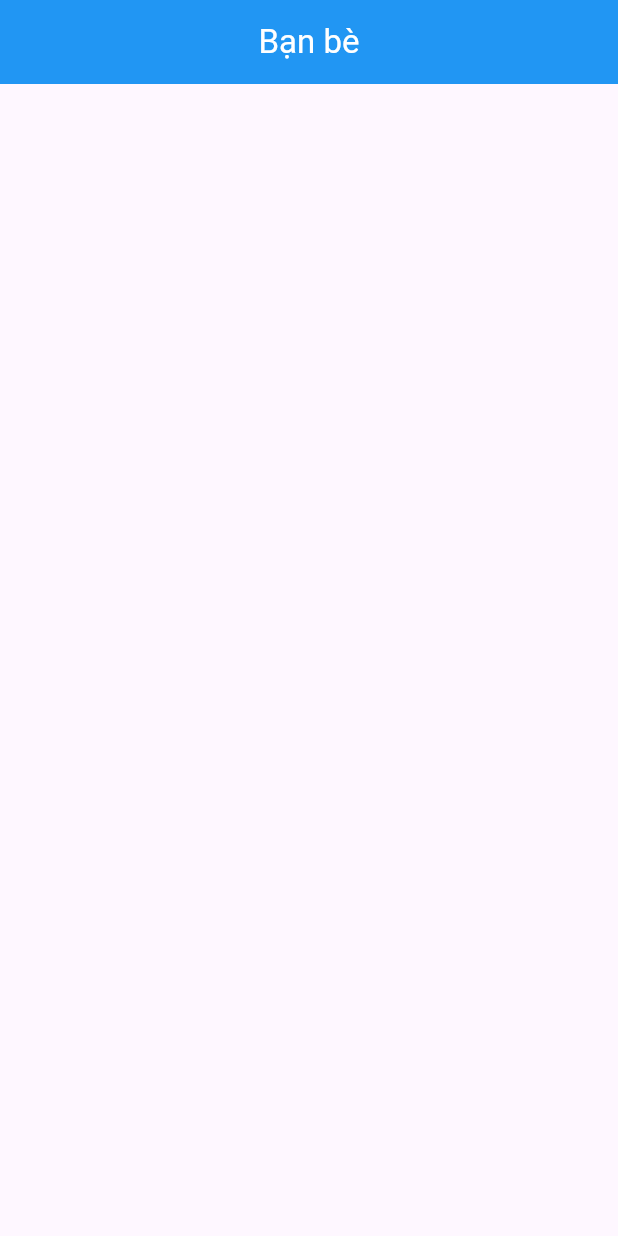
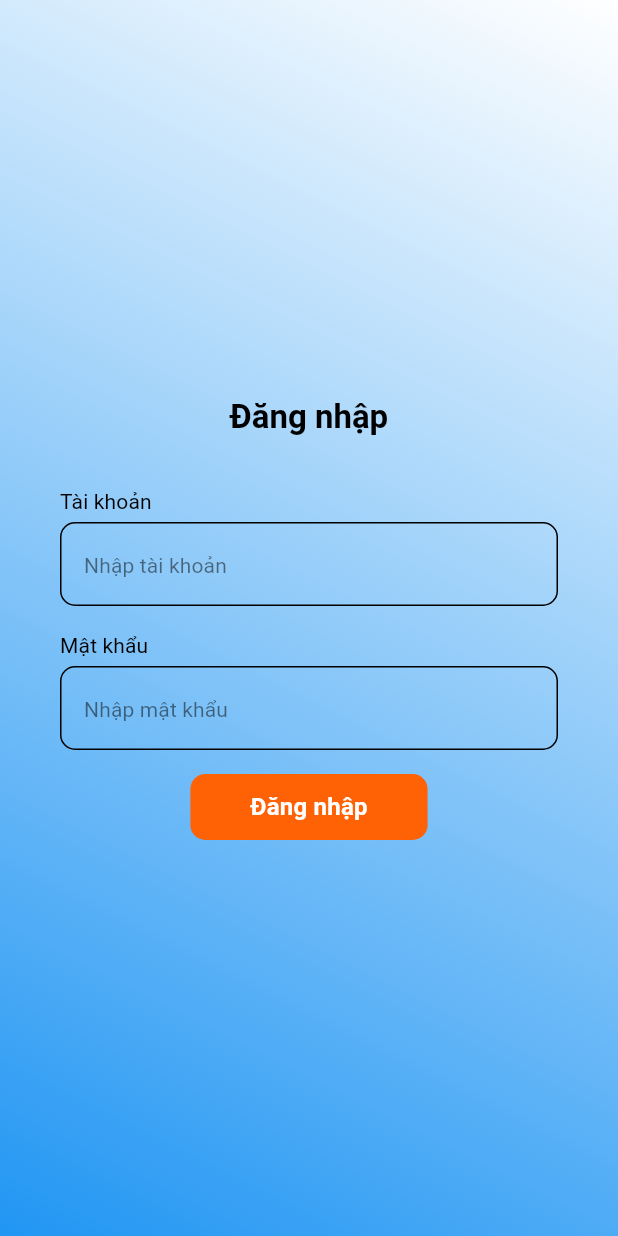
Before and after one commit to quynhntph04960/all_in_one, a Flutter app: the screen it shows after launch, on a phone screen of 412 x 824 dp. Run offline on Flutter 3.47's test engine with Material 3 defaults, Android fonts, the phone set to English and light mode, and no system bars; our stand-ins replace cloud_firestore, equatable, firebase_core, firebase_database, flutter_bloc; accounts and stored records are empty.

Commit message:
commit push login

```diff
--- /dev/null
+++ b/lib/base/widget/button_widget.dart
@@ -0,0 +1,137 @@
+import 'package:all_in_one/base/configs_app/app_colors.dart';
+import 'package:all_in_one/base/extension/build_context_ext.dart';
+import 'package:flutter/material.dart';
+
+import '../utils/common_function.dart';
+
+class ButtonWidget extends StatefulWidget {
+  final Widget? subWidget;
+  final EdgeInsetsGeometry? padding, margin;
+  final double? width, height;
+  final Function()? onClickButton;
+  final AlignmentGeometry? alignment;
+  final Decoration? decoration;
+
+  const ButtonWidget({
+    super.key,
+    required this.onClickButton,
+    this.width,
+    this.height,
+    this.margin,
+    this.decoration,
+    this.subWidget,
+    this.alignment,
+    this.padding,
+  });
+
+  // factory ButtonWidget.custom({
+  //   final Widget? subWidget,
+  //   final EdgeInsetsGeometry? padding,
+  //   final EdgeInsetsGeometry? margin,
+  //   final double? width,
+  //   final double? height,
+  //   final Function()? onClickButton,
+  //   final AlignmentGeometry? alignment,
+  //   final Decoration? decoration,
+  // }) {
+  //   return ButtonWidget(
+  //     onClickButton: onClickButton,
+  //     width: width,
+  //     height: height,
+  //     margin: margin,
+  //     decoration: decoration,
+  //     subWidget: subWidget,
+  //     alignment: alignment,
+  //     padding: padding,
+  //   );
+  // }
+
+  factory ButtonWidget.basic({
+    final Widget? subWidget,
+    final EdgeInsetsGeometry? padding,
+    final EdgeInsetsGeometry? margin,
+    final double? width,
+    final double? height,
+    required final Function()? onClickButton,
+    final AlignmentGeometry? alignment,
+    final Decoration? decoration,
+    final Color? colorBackground,
+    required final String title,
+  }) {
+    return ButtonWidget(
+      onClickButton: onClickButton,
+      width: width,
+      height: height,
+      margin: margin,
+      decoration: decoration ??
+          BoxDecoration(
+            color: colorBackground ?? appColors.colorFF6105,
+            borderRadius: BorderRadius.circular(10),
+          ),
+      subWidget: Text(
+        title,
+        style: mainGlobalKey.currentContext!.themeTitleText.copyWith(
+          color: Colors.white,
+        ),
+      ),
+      alignment: alignment,
+      padding: padding ??
+          const EdgeInsets.symmetric(
+            vertical: 10,
+            horizontal: 40,
+          ),
+    );
+  }
+
+  @override
+  State<ButtonWidget> createState() => _ButtonWidgetState();
+}
+
+class _ButtonWidgetState extends State<ButtonWidget> {
+  bool isClick = true;
+
+  @override
+  Widget build(BuildContext context) {
+    return InkWell(
+      onTap: () async {
+        if (!isClick || isNullOrEmpty(widget.onClickButton)) return;
+
+        setState(() {
+          isClick = false;
+        });
+
+        try {
+          await widget.onClickButton?.call();
+        } finally {
+          // Sau khi hoàn tất hành động, bật lại để có thể nhấn tiếp
+          setState(() {
+            isClick = true;
+          });
+        }
+      },
+
+      // Màu của hiệu ứng khi được nhấn
+      splashColor: Colors.blue.withOpacity(0.5),
+      // Đặt highlightColor thành màu trong suốt
+      highlightColor: Colors.grey.withOpacity(0.5),
+      hoverColor: Colors.grey.withOpacity(0.5),
+      overlayColor:
+          WidgetStateProperty.resolveWith<Color>((Set<WidgetState> states) {
+        if (states.contains(WidgetState.pressed)) {
+          return Colors.grey.withOpacity(0.5);
+        }
+        // Thực hiện mặc định cho các trạng thái khác
+        return Colors.transparent;
+      }),
+      child: Container(
+        alignment: widget.alignment,
+        padding: widget.padding,
+        margin: widget.margin,
+        width: widget.width,
+        height: widget.height,
+        decoration: widget.decoration,
+        child: widget.subWidget,
+      ),
+    );
+  }
+}
--- /dev/null
+++ b/lib/base/widget/input_widget.dart
@@ -0,0 +1,167 @@
+import 'package:all_in_one/base/extension/build_context_ext.dart';
+import 'package:flutter/material.dart';
+import 'package:flutter/services.dart';
+
+class InputWidget extends StatefulWidget {
+  final TextEditingController? controller;
+  final TextFieldIconEnum? typeFieldIcon;
+  final String? hintText;
+  final String? labelText;
+  final String? prefixText;
+  final int? maxLines, maxLength, minLines;
+  final Widget? suffixIcon, prefixIcon, suffix, prefix;
+  final TextInputAction? textInputAction;
+  final FormFieldValidator<String>? validator;
+  final InputBorder? border;
+  final TextStyle? hintStyle, labelStyle, textStyle, prefixStyle;
+  final EdgeInsetsGeometry? contentPadding;
+  final TextInputType? keyboardType;
+  final List<TextInputFormatter>? inputFormatters;
+  final ValueChanged<String>? onChanged, onFieldSubmitted;
+  final GestureTapCallback? onTap;
+  final bool? filled, isDense, isRequired;
+  final bool autofocus;
+  final bool enabled;
+  final Color? fillColor;
+  final TextAlign textAlign;
+  final FocusNode? focusNode;
+  final InputDecoration? inputDecoration;
+
+  const InputWidget({
+    super.key,
+    this.inputDecoration,
+    this.autofocus = false,
+    this.suffix,
+    this.prefix,
+    this.focusNode,
+    this.isDense,
+    this.fillColor,
+    this.filled,
+    this.onFieldSubmitted,
+    this.prefixStyle,
+    this.onChanged,
+    this.onTap,
+    this.inputFormatters,
+    this.keyboardType,
+    this.contentPadding,
+    this.textStyle,
+    this.hintStyle,
+    this.labelStyle,
+    this.controller,
+    this.hintText,
+    this.maxLines,
+    this.maxLength,
+    this.suffixIcon,
+    this.enabled = true,
+    this.minLines,
+    this.prefixIcon,
+    this.labelText,
+    this.prefixText,
+    this.isRequired,
+    this.textInputAction,
+    this.textAlign = TextAlign.start,
+    this.validator,
+    this.border,
+    this.typeFieldIcon = TextFieldIconEnum.typeDefault,
+  });
+
+  @override
+  State<InputWidget> createState() => _InputWidgetState();
+}
+
+class _InputWidgetState extends State<InputWidget> {
+  bool isCheckPassword = true;
+
+  @override
+  Widget build(BuildContext context) {
+    return Column(
+      crossAxisAlignment: CrossAxisAlignment.start,
+      children: [
+        Visibility(
+          visible: widget.labelText != null,
+          child: Padding(
+            padding: const EdgeInsets.only(bottom: 4),
+            child: RichText(
+              text: TextSpan(
+                text: widget.labelText,
+                style: widget.labelStyle ??
+                    context.themeConfigs.inputDecorationTheme.labelStyle,
+                children: [
+                  TextSpan(
+                    text: widget.isRequired == true ? "*" : "",
+                    style: context.themeConfigs.inputDecorationTheme.labelStyle
+                        ?.copyWith(color: Colors.red),
+                  ),
+                ],
+              ),
+            ),
+          ),
+        ),
+        TextFormField(
+          controller: widget.controller,
+          validator: widget.validator,
+          style: widget.textStyle,
+          keyboardType: widget.keyboardType,
+          autofocus: widget.autofocus,
+          inputFormatters: widget.inputFormatters,
+          onChanged: widget.onChanged,
+          onTap: widget.onTap,
+          focusNode: widget.focusNode,
+          onFieldSubmitted: widget.onFieldSubmitted,
+          textAlign: widget.textAlign,
+          textInputAction: widget.textInputAction,
+          maxLines: widget.maxLines,
+          minLines: widget.minLines,
+          maxLength: widget.maxLength,
+          obscureText: widget.typeFieldIcon == TextFieldIconEnum.typePassword
+              ? isCheckPassword
+              : false,
+          decoration: widget.inputDecoration ??
+              InputDecoration(
+                // filled = true để cách vào trong 1 khoảng nhất định
+                filled: widget.enabled == false ? true : widget.filled,
+                isDense: widget.isDense,
+                //filled = true thì fillColor mới có màu
+                fillColor: widget.fillColor,
+                counterText: "",
+                enabled: widget.enabled,
+                hoverColor: Colors.blue,
+                focusColor: Colors.blue,
+                contentPadding: widget.contentPadding,
+                hintText: widget.hintText,
+                hintStyle: widget.hintStyle,
+                isCollapsed: false,
+                suffix: widget.suffix,
+                prefix: widget.prefix,
+                border: widget.border,
+                errorBorder: widget.border,
+                focusedErrorBorder: widget.border,
+                enabledBorder: widget.border,
+                disabledBorder: widget.border,
+                focusedBorder: widget.border,
+                prefixStyle: widget.prefixStyle,
+                prefixIcon: widget.prefixIcon,
+                prefixText: widget.prefixText,
+                suffixIcon:
+                    widget.typeFieldIcon == TextFieldIconEnum.typePassword
+                        ? GestureDetector(
+                            onTap: () {
+                              isCheckPassword = !isCheckPassword;
+                              setState(() {});
+                            },
+                            child: Icon(
+                              isCheckPassword
+                                  ? Icons.remove_red_eye
+                                  : Icons.visibility_off_sharp,
+                              // color: Colors.grey,
+                            ),
+                          )
+                        : widget.suffixIcon,
+              ),
+        ),
+      ],
+    );
+  }
+}
+
+enum TextFieldIconEnum { typePassword, typeDefault }
--- a/lib/chat/list_user/list_user_page.dart
+++ b/lib/chat/presentation/list_user/list_user_page.dart
@@ -16,8 +16,9 @@ class _ListUserPageState extends State<ListUserPage> {
   void initState() {
     // TODO: implement initState
     super.initState();
-
-    final db = FirebaseDatabase.instance.ref().child("chat/list_user");
+    final firebase = FirebaseDatabase.instance.ref();
+    final db = firebase.child("chat/list_user");
+    // final db3 = FirebaseDatabase.instance.ref().child("chat/message").set({});
     db.onValue.listen((event) {
       final snapshot = event.snapshot.value as Map<dynamic, dynamic>;
       snapshot.forEach((key, value) {
@@ -35,7 +36,7 @@ class _ListUserPageState extends State<ListUserPage> {
   Widget build(BuildContext context) {
     return Scaffold(
       appBar: AppBar(
-        title: const Text("Bạn bè"),
+        title: const Text("Người dùng"),
       ),
       body: ListView.builder(
         itemCount: listUsers.length,
--- /dev/null
+++ b/lib/domain/entities/user_entities.dart
@@ -0,0 +1,21 @@
+class UserEntities {
+  String? name;
+  String? avatar;
+  String? account;
+
+  UserEntities({this.name, this.avatar, this.account});
+
+  UserEntities.fromJson(Map<String, dynamic> json) {
+    name = json['name'];
+    avatar = json['avatar'];
+    account = json['account'];
+  }
+
+  Map<String, dynamic> toJson() {
+    final Map<String, dynamic> data = new Map<String, dynamic>();
+    data['name'] = this.name;
+    data['avatar'] = this.avatar;
+    data['account'] = this.account;
+    return data;
+  }
+}
--- a/lib/main.dart
+++ b/lib/main.dart
@@ -1,7 +1,8 @@
-import 'package:all_in_one/chat/list_user/list_user_page.dart';
+import 'package:all_in_one/base/extension/build_context_ext.dart';
 import 'package:flutter/material.dart';
 
-import 'chat/firebase_options.dart';
+import 'di/firebase_options.dart';
+import 'presentation/login/login_page.dart';
 
 Future<void> main() async {
   WidgetsFlutterBinding.ensureInitialized();
@@ -16,15 +17,45 @@
   // This widget is the root of your application.
   @override
   Widget build(BuildContext context) {
+    final border = OutlineInputBorder(
+      borderRadius: BorderRadius.circular(10),
+    );
     return MaterialApp(
       theme: ThemeData(
-        appBarTheme: AppBarTheme(
+        primaryColor: Colors.blue,
+        appBarTheme: const AppBarTheme(
           centerTitle: true,
           backgroundColor: Colors.blue,
           foregroundColor: Colors.white,
+          iconTheme: IconThemeData(color: Colors.white),
+          actionsIconTheme: IconThemeData(color: Colors.white),
+        ),
+        iconTheme: const IconThemeData(color: Colors.black),
+        scaffoldBackgroundColor: Colors.white,
+        inputDecorationTheme: InputDecorationTheme(
+          border: border,
+          errorBorder: border,
+          focusedErrorBorder: border,
+          enabledBorder: border,
+          disabledBorder: border,
+          focusedBorder: border,
+          iconColor: Colors.black,
+          suffixIconColor: Colors.black,
+          prefixIconColor: Colors.black,
+          hintStyle: context.themeDefaultText.copyWith(
+            color: Colors.black.withOpacity(0.5),
+          ),
+          labelStyle: context.themeDefaultText,
+        ),
+        textTheme: TextTheme(
+          titleLarge: context.themeHeaderText,
+          titleMedium: context.themeTitleText,
+          titleSmall: context.themeDefaultText,
+          labelMedium: context.themeSubText,
         ),
       ),
-      home: ListUserPage(),
+      navigatorKey: mainGlobalKey,
+      home: const LoginPage(),
     );
   }
 }
--- /dev/null
+++ b/lib/presentation/login/login_cubit.dart
@@ -0,0 +1,47 @@
+import 'dart:developer';
+
+import 'package:all_in_one/base/service/firebase_service.dart';
+import 'package:all_in_one/base/utils/common_function.dart';
+import 'package:all_in_one/base/utils/common_navigator.dart';
+import 'package:all_in_one/chat/presentation/list_user/list_user_page.dart';
+import 'package:all_in_one/domain/entities/user_entities.dart';
+import 'package:equatable/equatable.dart';
+import 'package:flutter/material.dart';
+import 'package:flutter_bloc/flutter_bloc.dart';
+
+// danh sách người dụng trong hệ thống
+final List<UserEntities> listUserSystem = [];
+
+class LoginCubit extends Cubit<LoginState> {
+  LoginCubit() : super(const LoginState());
+
+  Future initialize() async {
+    listUserSystem.addAll(await firebaseService.getListUserSystem());
+  }
+
+  Future login(String account, String password, BuildContext context) async {
+    final dataSearch = listUserSystem.firstWhere(
+      (e) => e.account == account,
+      orElse: () => UserEntities(),
+    );
+    if (isNullOrEmpty(dataSearch.name)) {
+      final user = UserEntities(
+        name: account,
+        account: account,
+        avatar: linkTest,
+      );
+      await firebaseService.createAccount(user);
+      log("Đăng ký thành công");
+    }
+    if (context.mounted) {
+      pushPage(context, const ListUserPage());
+    }
+  }
+}
+
+class LoginState extends Equatable {
+  const LoginState();
+
+  @override
+  List<Object?> get props => [];
+}
--- /dev/null
+++ b/lib/presentation/login/login_page.dart
@@ -0,0 +1,80 @@
+import 'package:all_in_one/base/extension/build_context_ext.dart';
+import 'package:all_in_one/base/widget/button_widget.dart';
+import 'package:all_in_one/base/widget/input_widget.dart';
+import 'package:flutter/material.dart';
+import 'package:flutter_bloc/flutter_bloc.dart';
+
+import 'login_cubit.dart';
+
+class LoginPage extends StatefulWidget {
+  const LoginPage({super.key});
+
+  @override
+  State<LoginPage> createState() => _LoginPageState();
+}
+
+class _LoginPageState extends State<LoginPage> {
+  final accountController = TextEditingController();
+  final passwordController = TextEditingController();
+  final _cubit = LoginCubit();
+
+  @override
+  void initState() {
+    _cubit.initialize();
+
+    // TODO: implement initState
+    super.initState();
+  }
+
+  @override
+  Widget build(BuildContext context) {
+    return Scaffold(
+      body: Container(
+        decoration: const BoxDecoration(
+          gradient: LinearGradient(
+            colors: [Colors.white, Colors.blue],
+            begin: Alignment.topRight,
+            end: Alignment.bottomLeft,
+          ),
+        ),
+        padding: const EdgeInsets.all(40),
+        child: BlocBuilder<LoginCubit, LoginState>(
+          bloc: _cubit,
+          builder: (context, state) {
+            return Column(
+              crossAxisAlignment: CrossAxisAlignment.center,
+              mainAxisAlignment: MainAxisAlignment.center,
+              children: [
+                Text("Đăng nhập", style: context.themeHeaderText),
+                const SizedBox(height: 16),
+                const SizedBox(height: 16),
+                InputWidget(
+                  controller: accountController,
+                  labelText: "Tài khoản",
+                  hintText: "Nhập tài khoản",
+                ),
+                const SizedBox(height: 16),
+                InputWidget(
+                  controller: passwordController,
+                  labelText: "Mật khẩu",
+                  hintText: "Nhập mật khẩu",
+                ),
+                const SizedBox(height: 16),
+                ButtonWidget.basic(
+                  title: "Đăng nhập",
+                  onClickButton: () async {
+                    await _cubit.login(
+                      accountController.text,
+                      passwordController.text,
+                      context,
+                    );
+                  },
+                )
+              ],
+            );
+          },
+        ),
+      ),
+    );
+  }
+}
```
Also changed, not shown: lib/base/configs_app/app_colors.dart (added, +13 -0 lines), lib/base/configs_app/app_constant.dart (added, +12 -0 lines), lib/base/configs_app/app_text_style.dart (added, +14 -0 lines), lib/base/extension/build_context_ext.dart (added, +82 -0 lines), lib/base/service/firebase_service.dart (added, +34 -0 lines), lib/base/utils/common_navigator.dart (added, +37 -0 lines), pubspec.yaml (+7 -0 lines), lib/di/firebase_options.dart (renamed from lib/chat/firebase_options.dart), lib/di/json_demo.json (renamed from lib/chat/json_demo.json), pubspec.lock, 3 other files.
